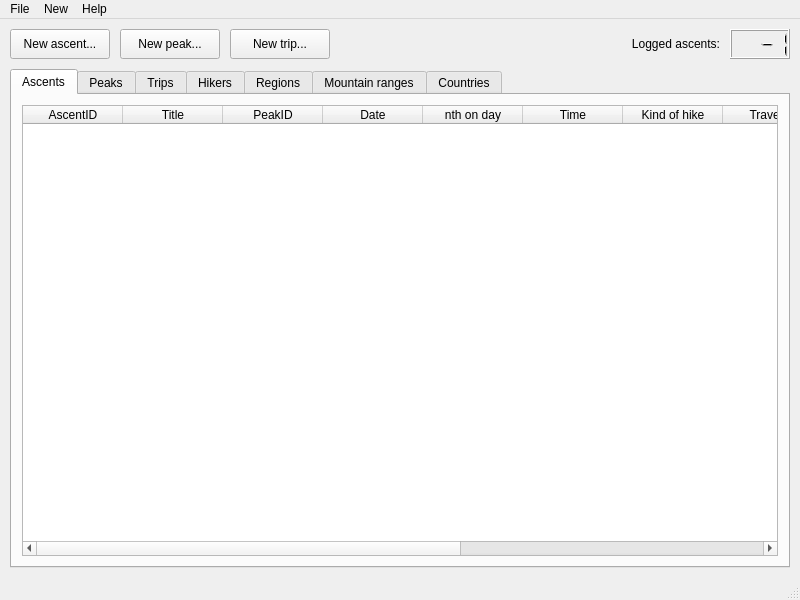
Old version of the form src/ui/main_window.ui in the repository svetter/pal.
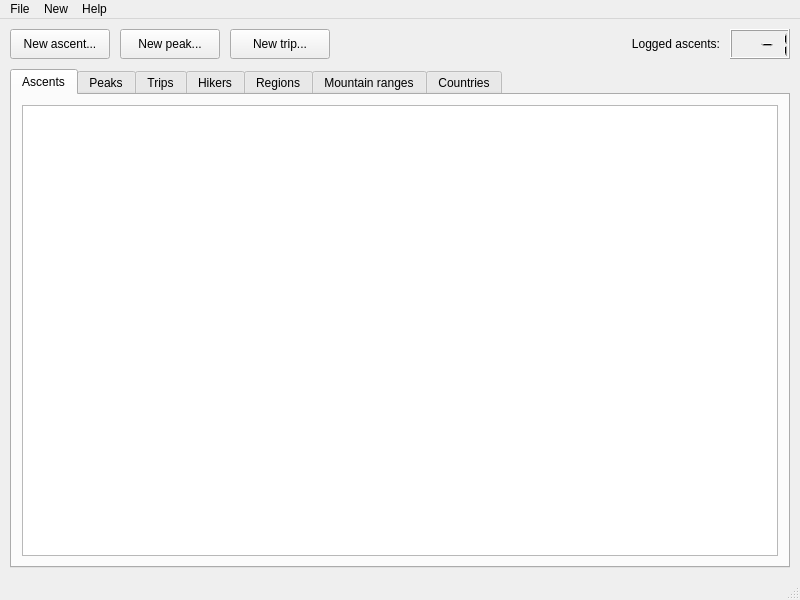
New version of the form. Icons and pictures are not drawn.

Commit message:
Bulk commit of various changes and additions made in order to have the first table view (hikers) work in principle
Changed constructors for all data model classes, added database pointer as argument on a lot of constructors and intermediate functions, implemented some methods in database interface, replaced QListWidgets in main window with QTableViews

Patch:
```diff
--- a/src/ui/main_window.ui
+++ b/src/ui/main_window.ui
@@ -251,68 +251,7 @@
            <number>10</number>
           </property>
           <item>
-           <widget class="QTableWidget" name="ascentsTable">
-            <column>
-             <property name="text">
-              <string>AscentID</string>
-             </property>
-            </column>
-            <column>
-             <property name="text">
-              <string>Title</string>
-             </property>
-            </column>
-            <column>
-             <property name="text">
-              <string>PeakID</string>
-             </property>
-            </column>
-            <column>
-             <property name="text">
-              <string>Date</string>
-             </property>
-            </column>
-            <column>
-             <property name="text">
-              <string>nth on day</string>
-             </property>
-            </column>
-            <column>
-             <property name="text">
-              <string>Time</string>
-             </property>
-            </column>
-            <column>
-             <property name="text">
-              <string>Kind of hike</string>
-             </property>
-            </column>
-            <column>
-             <property name="text">
-              <string>Traverse</string>
-             </property>
-            </column>
-            <column>
-             <property name="text">
-              <string>Difficulty system</string>
-             </property>
-            </column>
-            <column>
-             <property name="text">
-              <string>Difficulty grade</string>
-             </property>
-            </column>
-            <column>
-             <property name="text">
-              <string>TripID</string>
-             </property>
-            </column>
-            <column>
-             <property name="text">
-              <string>Notes</string>
-             </property>
-            </column>
-           </widget>
+           <widget class="QTableView" name="ascentsTableView"/>
           </item>
          </layout>
         </widget>
```
Left out of the diff: 138 changed lines with no effect on the pictures. The commit also changes 40 other files.
